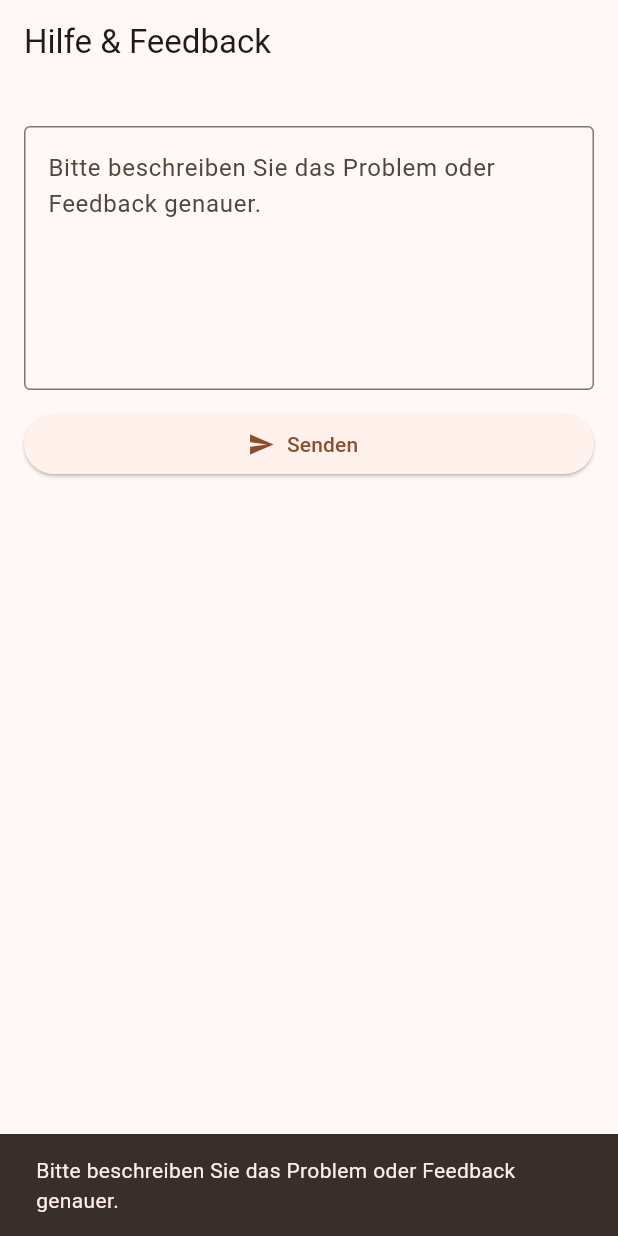
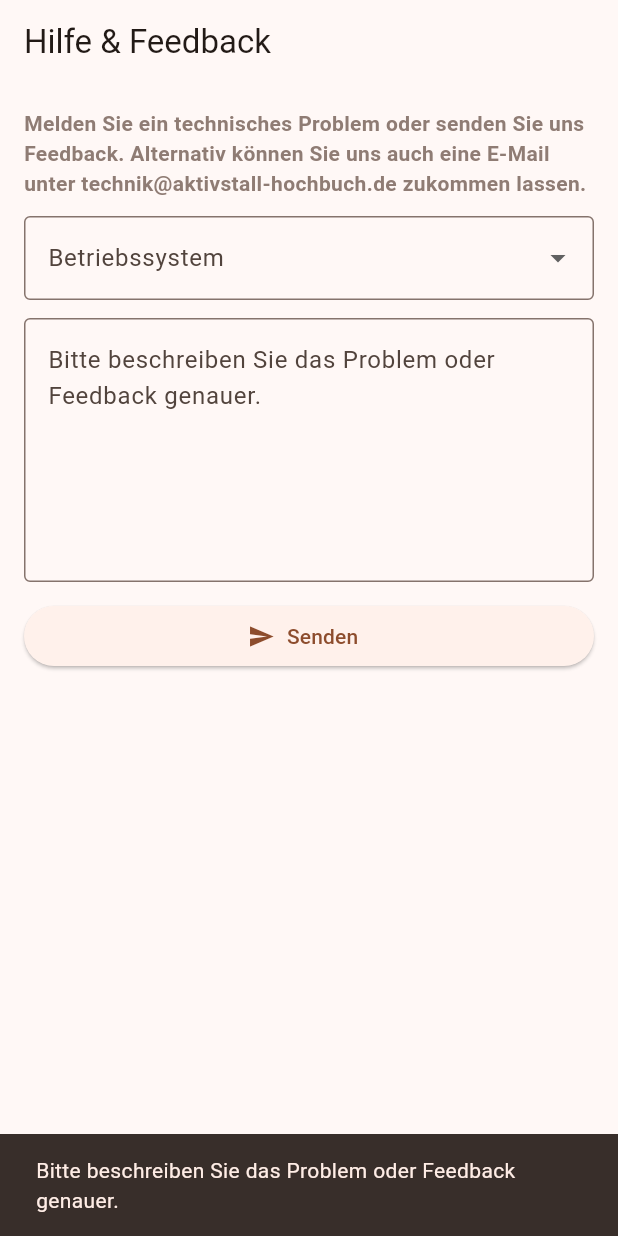
Before and after one commit to HydraHash/Aktivstall-Hochbuch, a Flutter app: the HelpScreen screen opened directly, after a tap on "Senden", on a phone screen of 412 x 824 dp. Run offline on Flutter 3.47's test engine with Material 3 defaults, Android fonts, the light colour scheme and no system bars; our stand-ins replace flutter_secure_storage, shared_preferences, table_calendar; accounts and stored records are empty.

Commit message:
Added feedback post method

```diff
--- a/lib/screens/help_screen.dart
+++ b/lib/screens/help_screen.dart
@@ -1,7 +1,5 @@
-// lib/screens/help_screen.dart
 import 'package:flutter/material.dart';
-import 'package:http/http.dart' as http;
-import '../services/storage_service.dart';
+import '../services/api_service.dart';
 import '../config/brand.dart';
 
 class HelpScreen extends StatefulWidget {
@@ -13,45 +11,31 @@ class HelpScreen extends StatefulWidget {
 
 class _HelpScreenState extends State<HelpScreen> {
   final _controller = TextEditingController();
+  String? _selectedOs;
   bool _sending = false;
 
   Future<void> _sendFeedback() async {
     final text = _controller.text.trim();
+    final os = _selectedOs ?? 'Other';
     if (text.isEmpty) {
       ScaffoldMessenger.of(context).showSnackBar(const SnackBar(content: Text('Bitte beschreiben Sie das Problem oder Feedback genauer.')));
       return;
     }
     setState(() => _sending = true);
-
-    final token = await StorageService.readToken();
-    final uri = Uri.parse('${_apiBase()}/feedback'); // backend endpoint (if exists)
     try {
-      final res = await http.post(uri,
-        headers: {
-          if (token != null) 'Authorization': token,
-          'Content-Type': 'application/json'
-        },
-        body: '{"message": ${Uri.encodeComponent(text)}}',
-      );
-
-      if (res.statusCode == 200 || res.statusCode == 201) {
+      final ok = await ApiService.postFeedback(os: os, message: text);
+      if (ok) {
         ScaffoldMessenger.of(context).showSnackBar(const SnackBar(content: Text('Feedback erfolgreich gesendet — Vielen Dank!')));
         _controller.clear();
+        setState(() => _selectedOs = null);
       } else {
-        // fallback: show success locally (if backend not present)
-        ScaffoldMessenger.of(context).showSnackBar(SnackBar(content: Text('Server response: ${res.statusCode}')));
+        ScaffoldMessenger.of(context).showSnackBar(const SnackBar(content: Text('Fehler beim Senden, bitte versuchen Sie es später erneut.')));
       }
     } catch (e) {
-      // If backend not available, still provide local feedback
       ScaffoldMessenger.of(context).showSnackBar(const SnackBar(content: Text('Feedback konnte nicht gesendet werden - bitte senden Sie uns eine Mail.')));
     } finally {
       setState(() => _sending = false);
     }
-  }
-
-  String _apiBase(){
-    // copy the same base url used in ApiService
-    return 'https://app.aktivstall-hochbuch.de';
   }
 
   @override
@@ -62,6 +46,22 @@ class _HelpScreenState extends State<HelpScreen> {
         padding: const EdgeInsets.all(16.0),
         child: Column(
           children: [
+            Text(
+              'Melden Sie ein technisches Problem oder senden Sie uns Feedback. Alternativ können Sie uns auch eine E-Mail unter technik@aktivstall-hochbuch.de zukommen lassen.',
+              style: TextStyle(color: Brand.primary, fontWeight: FontWeight.w600),
+            ),
+            const SizedBox(height: 12),
+            DropdownButtonFormField<String>(
+              initialValue: _selectedOs,
+              decoration: const InputDecoration(border: OutlineInputBorder(), labelText: 'Betriebssystem'),
+              items: const [
+                DropdownMenuItem(value: 'Android', child: Text('Android')),
+                DropdownMenuItem(value: 'iOS', child: Text('iOS')),
+                DropdownMenuItem(value: 'Other', child: Text('Other')),
+              ],
+              onChanged: (v) => setState(() => _selectedOs = v),
+              validator: (v) => v == null ? 'Bitte wählen' : null,
+            ),
             const SizedBox(height: 12),
             TextField(
               controller: _controller,
--- a/lib/services/api_service.dart
+++ b/lib/services/api_service.dart
@@ -55,6 +55,19 @@ class ApiService {
     }
   }
 
+  static Future<bool> postFeedback({required String os, required String message}) async {
+    final uri = Uri.parse('$baseUrl/feedback');
+    final token = await getToken();
+    final headers = <String, String>{
+      'Content-Type': 'application/json',
+    };
+    if (token != null && token.isNotEmpty) headers['Authorization'] = token;
+
+    final body = jsonEncode({'os': os, 'message': message});
+    final res = await http.post(uri, headers: headers, body: body);
+    return res.statusCode == 200 || res.statusCode == 201;
+  }
+
   static Future<String> login(String email, String password) async {
     final uri = Uri.parse("$baseUrl/auth/login");
     final res = await http.post(uri,
```
